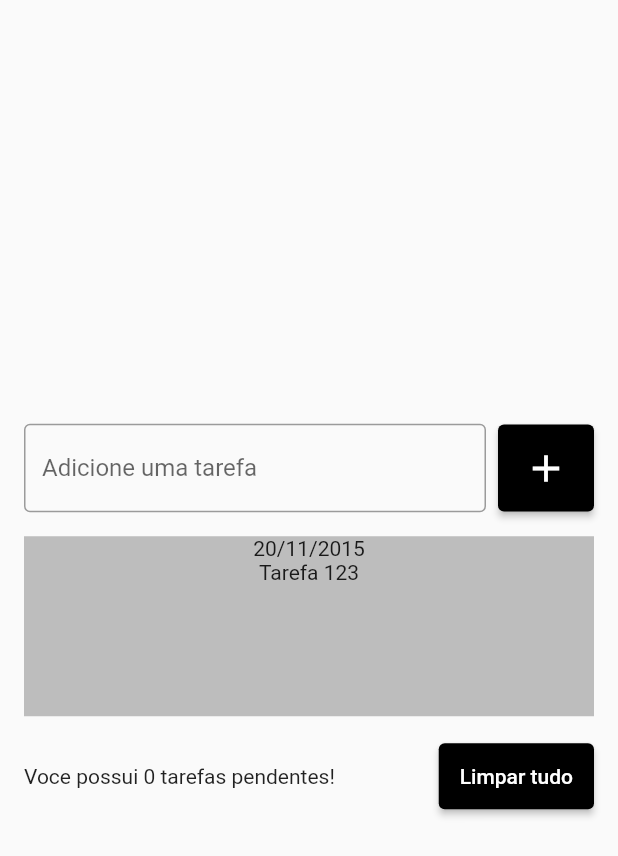
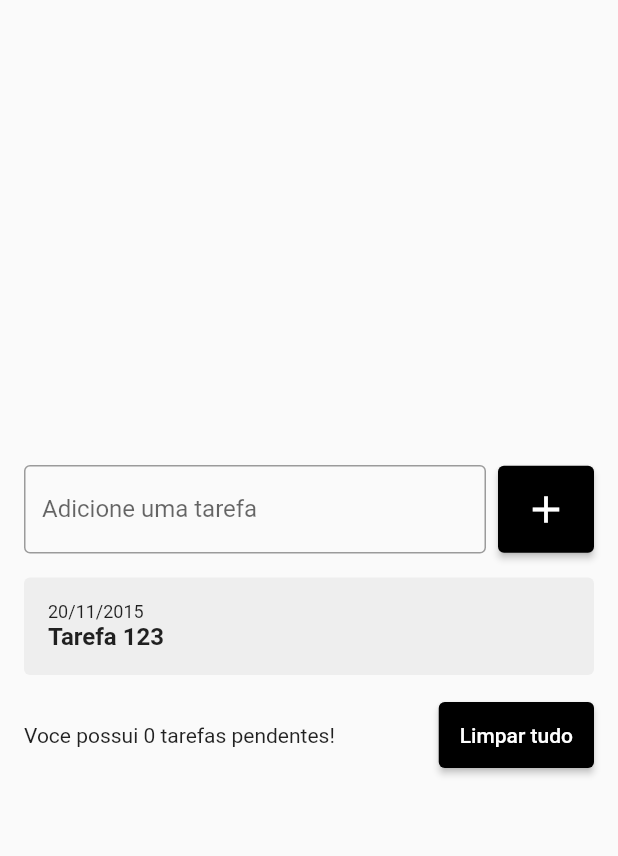
Before and after one commit to Willian000067/todo_list, a Flutter app: the screen it shows after launch, after a tap on the "add" icon, on a phone screen of 412 x 824 dp. Shown: the top 856 px of the screen. Run offline on Flutter 3.47's test engine with Material 2 defaults, Android fonts, the phone set to English and light mode, and no system bars.

Commit message:
Criando_os_itens_da_lista

```diff
--- a/lib/widgets/todo_list_item.dart
+++ b/lib/widgets/todo_list_item.dart
@@ -6,12 +6,29 @@ class TodoListItem extends StatelessWidget {
   @override
   Widget build(BuildContext context) {
     return Container(
-      color: Colors.grey[400],
-      height: 120,
+      decoration: BoxDecoration(
+        borderRadius: BorderRadius.circular(
+            4), //Para arredondar as bordas da lista de tarefas.
+        color: Colors.grey[200],
+      ),
+      padding: const EdgeInsets.all(16),
       child: Column(
+        crossAxisAlignment: CrossAxisAlignment
+            .start, //para deixar os itens fixado do lado esquerdo.
         children: [
-          Text('20/11/2015'),
-          Text('Tarefa 123'),
+          Text(
+            '20/11/2015',
+            style: TextStyle(
+              fontSize: 12,
+            ),
+          ),
+          Text(
+            'Tarefa 123',
+            style: TextStyle(
+              fontSize: 16,
+              fontWeight: FontWeight.w600,
+            ),
+          ),
         ],
       ),
     );
```
